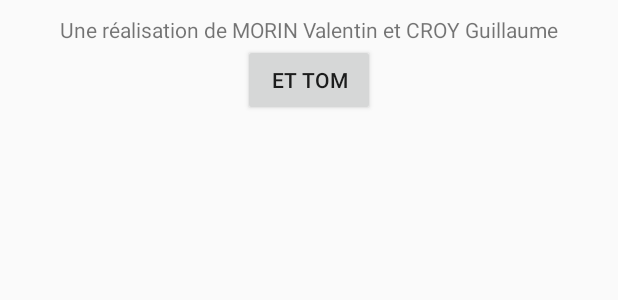
After one commit to GuillaumeUVHC/DevMobileCroyMorin, an Android app: the layout popup.xml on its own in the app's theme, with its tools: preview values and no code run, on a phone screen of 412 x 824 dp. The commit adds this screen. Shown: the top 300 px of the screen. Run offline under Robolectric (Android 15) with nearby library versions, the phone set to English and light mode, and no system bars.

Commit message:
Implémentation de la popup dans la page développeur.

```diff
--- /dev/null
+++ b/app/src/main/res/layout/popup.xml
@@ -0,0 +1,25 @@
+<?xml version="1.0" encoding="utf-8"?>
+<LinearLayout
+        xmlns:android="http://schemas.android.com/apk/res/android"
+        android:layout_width="match_parent"
+        android:layout_height="match_parent"
+        android:orientation="vertical"
+        android:padding="10dp">
+
+    <TextView
+            android:text="Une réalisation de MORIN Valentin et CROY Guillaume"
+            android:layout_gravity="center"
+            android:layout_width="wrap_content"
+            android:layout_height="wrap_content"
+            android:id="@+id/popup_text"/>
+
+    <Button
+            android:text="ET TOM"
+            android:id="@+id/btn_olive"
+            android:layout_gravity="center"
+            android:layout_width="wrap_content"
+            android:layout_height="wrap_content"/>
+
+
+
+</LinearLayout>
```
Also changed, not shown: app/src/main/java/com/example/devmobilecroymorin/MainActivity.kt (+1 -14 lines), app/src/main/java/com/example/devmobilecroymorin/fragments/DevFragment.kt (+29 -1 lines), app/src/main/res/layout/dev_fragment.xml (+15 -1 lines).
